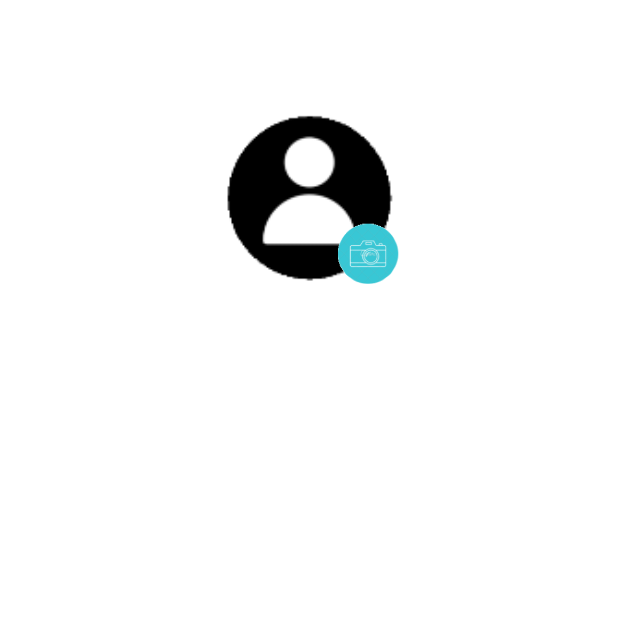
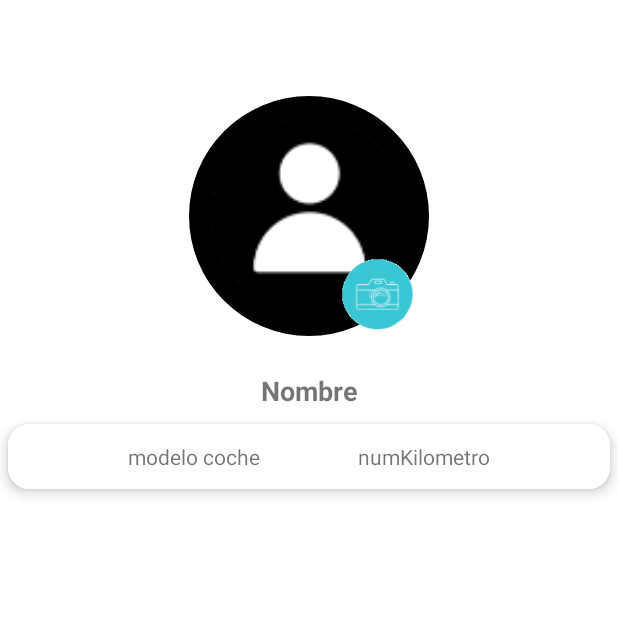
Before and after one commit to schinay29/AndroidAppFinal, an Android app: the activity_profile screen opened directly, with no data from a screen before it, on a phone screen of 412 x 824 dp, the top half of it. Run offline under Robolectric (Android 15) with nearby library versions, the phone set to English and light mode, and no system bars; our stand-ins replace CircleImageView, Firebase (no records; nobody signed in at launch, a user with empty details on screens opened directly).

Commit message:
adding information to profile

```diff
--- a/app/src/main/java/xyz/hannah/hannahapp/activity_profile.java
+++ b/app/src/main/java/xyz/hannah/hannahapp/activity_profile.java
@@ -1,5 +1,6 @@
 package xyz.hannah.hannahapp;
 
+import androidx.annotation.NonNull;
 import androidx.appcompat.app.AppCompatActivity;
 
 import android.content.Intent;
@@ -8,13 +9,21 @@ import android.os.Bundle;
 import android.provider.MediaStore;
 import android.view.View;
 import android.widget.ImageView;
+import android.widget.TextView;
 
+import com.google.firebase.auth.FirebaseAuth;
+import com.google.firebase.auth.FirebaseUser;
+import com.google.firebase.database.DataSnapshot;
+import com.google.firebase.database.DatabaseError;
 import com.google.firebase.database.DatabaseReference;
+import com.google.firebase.database.FirebaseDatabase;
+import com.google.firebase.database.ValueEventListener;
 
 public class activity_profile extends AppCompatActivity {
 
     private ImageView imagen;
     private DatabaseReference databaseReference;
+    private TextView mNombre, mKilometros, mModelo;
 
     @Override
     protected void onCreate(Bundle savedInstanceState) {
@@ -22,7 +31,33 @@ public class activity_profile extends AppCompatActivity {
         setContentView(R.layout.activity_profile);
 
         imagen = findViewById(R.id.img_profile);
+        mNombre = findViewById(R.id.userName);
+        mModelo = findViewById(R.id.cocheModelo);
+        mKilometros = findViewById(R.id.cocheKilometro);
+        cambiarDatos();
 
+
+    }
+
+    private void cambiarDatos(){
+        databaseReference = FirebaseDatabase.getInstance().getReference();
+
+        databaseReference.child("Usuario").addValueEventListener(new ValueEventListener() {
+            @Override
+            public void onDataChange(@NonNull DataSnapshot snapshot) {
+                if(snapshot.exists()){
+                    FirebaseUser user = FirebaseAuth.getInstance().getCurrentUser();
+                    mNombre.setText(snapshot.child(user.getUid()).child("nombre").getValue().toString().toUpperCase());
+                    mModelo.setText(snapshot.child(user.getUid()).child("Coche").child("modelo").getValue().toString());
+                    mKilometros.setText(snapshot.child(user.getUid()).child("Coche").child("kilometros").getValue().toString() + "km");
+                }
+            }
+
+            @Override
+            public void onCancelled(@NonNull DatabaseError error) {
+
+            }
+        });
     }
 
     public void changeImg(View view) {
--- a/app/src/main/res/layout/activity_profile.xml
+++ b/app/src/main/res/layout/activity_profile.xml
@@ -7,26 +7,76 @@
     tools:context=".activity_profile">
 
 
-
-
-    <ImageView
+    <com.google.android.material.imageview.ShapeableImageView
         android:id="@+id/img_profile"
-        android:layout_width="364dp"
-        android:layout_height="199dp"
-        android:layout_marginTop="32dp"
+        android:layout_width="160dp"
+        android:layout_height="160dp"
+        android:layout_marginTop="64dp"
+        android:scaleType="centerCrop"
         app:layout_constraintEnd_toEndOf="parent"
         app:layout_constraintStart_toStartOf="parent"
         app:layout_constraintTop_toTopOf="parent"
-        app:srcCompat="@mipmap/ic_profile1_foreground" />
+        app:shapeAppearance="@style/ShapeAppearance.App.CircleImageView"
+        app:srcCompat="@mipmap/ic_profile1_round" />
 
     <ImageView
         android:id="@+id/img_changeImg"
-        android:layout_width="70dp"
-        android:layout_height="60dp"
-        android:layout_marginEnd="107dp"
-        android:layout_marginBottom="32dp"
+        android:layout_width="80dp"
+        android:layout_height="70dp"
+        android:layout_marginEnd="-6dp"
+        android:layout_marginBottom="-7dp"
         android:onClick="changeImg"
         app:layout_constraintBottom_toBottomOf="@+id/img_profile"
         app:layout_constraintEnd_toEndOf="@+id/img_profile"
         app:srcCompat="@mipmap/ic_camara_foreground" />
+
+    <TextView
+        android:id="@+id/userName"
+        android:layout_width="wrap_content"
+        android:layout_height="wrap_content"
+        android:layout_marginTop="24dp"
+        android:text="Nombre"
+        android:textSize="18sp"
+        android:textStyle="bold"
+        app:layout_constraintEnd_toEndOf="parent"
+        app:layout_constraintStart_toStartOf="parent"
+        app:layout_constraintTop_toBottomOf="@+id/img_profile" />
+
+    <RelativeLayout
+        android:id="@+id/relativeLayout3"
+        android:layout_width="0dp"
+        android:layout_height="wrap_content"
+        android:layout_marginTop="10dp"
+        android:layout_marginHorizontal="5dp"
+        android:background="@drawable/background_content_form"
+        android:elevation="5dp"
+        app:layout_constraintEnd_toEndOf="parent"
+        app:layout_constraintStart_toStartOf="parent"
+        app:layout_constraintTop_toBottomOf="@+id/userName">
+
+        <TextView
+            android:id="@+id/cocheModelo"
+            android:layout_width="wrap_content"
+            android:layout_height="wrap_content"
+            android:layout_alignParentStart="true"
+            android:layout_alignParentTop="true"
+            android:layout_marginVertical="12dp"
+            android:layout_marginStart="80dp"
+
+            android:text="modelo coche" />
+
+
+        <TextView
+            android:id="@+id/cocheKilometro"
+            android:layout_width="wrap_content"
+            android:layout_height="wrap_content"
+            android:layout_alignParentTop="true"
+            android:layout_alignParentEnd="true"
+            android:layout_marginVertical="12dp"
+
+            android:layout_marginEnd="80dp"
+
+            android:text="numKilometro" />
+
+    </RelativeLayout>
 </androidx.constraintlayout.widget.ConstraintLayout>
--- a/app/src/main/res/values/themes.xml
+++ b/app/src/main/res/values/themes.xml
@@ -27,4 +27,10 @@
     </style>
     <style name="Theme.HannahApp.AppBarOverlay" parent="ThemeOverlay.AppCompat.Dark.ActionBar" />
     <style name="Theme.HannahApp.PopupOverlay" parent="ThemeOverlay.AppCompat.Light" />
+
+    <style name="ShapeAppearance.App.CircleImageView" parent="">
+        <item name="cornerFamily">rounded</item>
+        <item name="cornerSize">50%</item>
+    </style>
+
 </resources>
```
